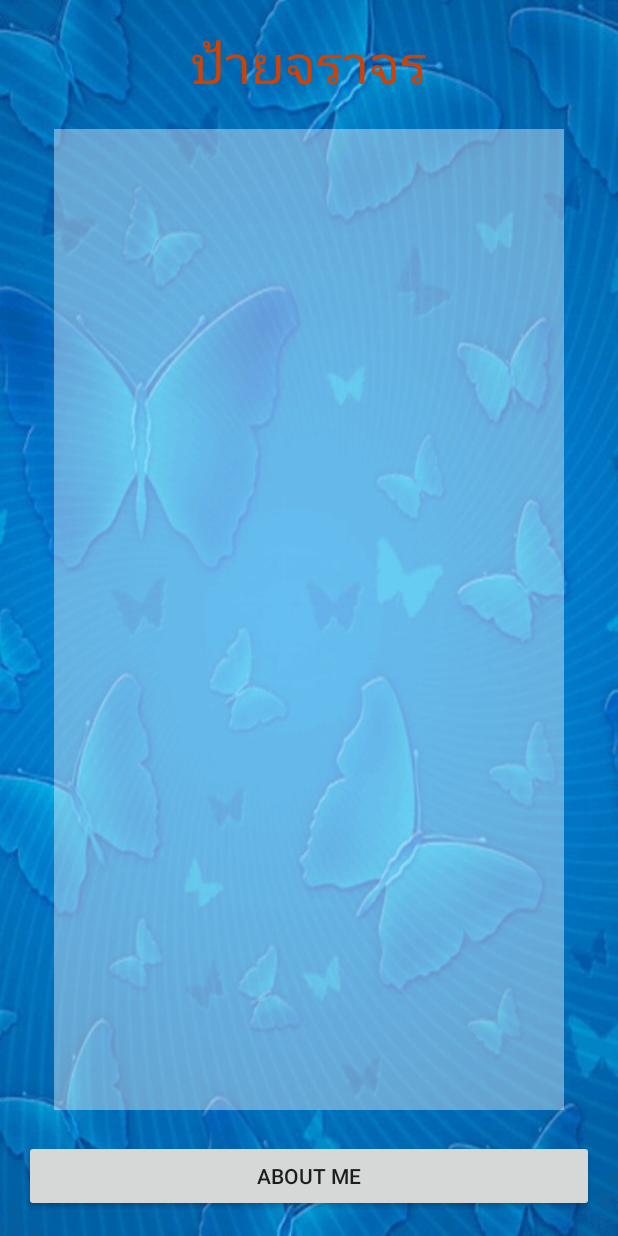
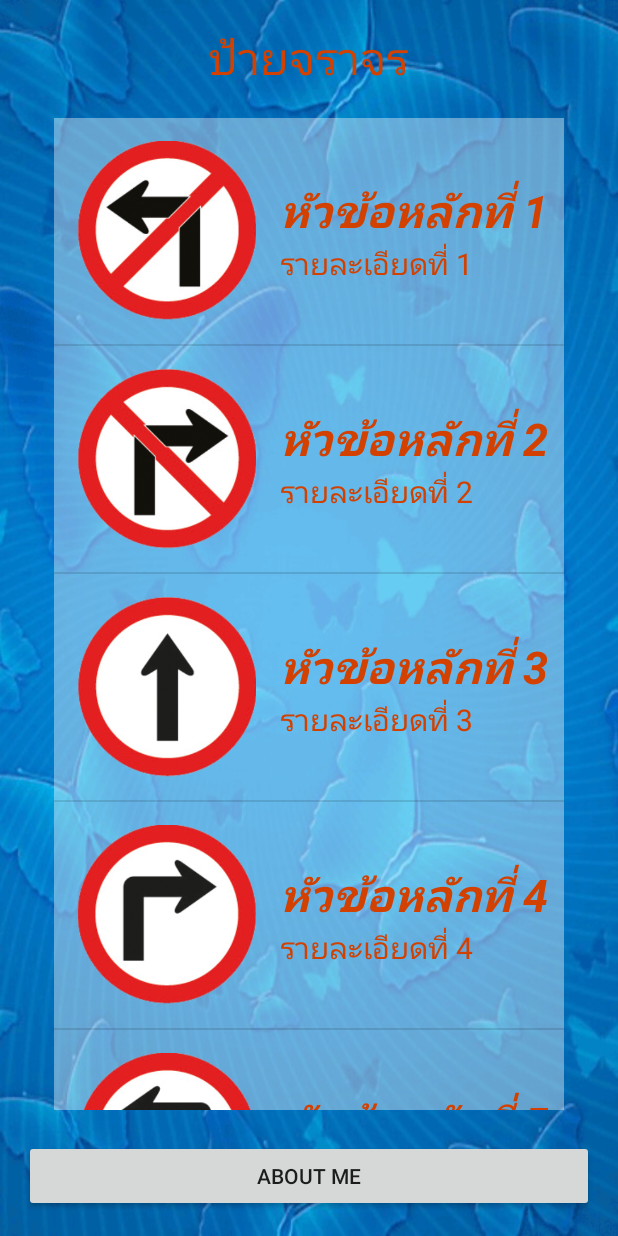
Before and after one commit to Jaturaporn/My-Traffic, an Android app: the screen it shows after launch (MainActivity), on a phone screen of 412 x 824 dp. Run offline under Robolectric (Android 15) with nearby library versions, the phone set to English and light mode, and no system bars.

Commit message:
Design UI Detail Finished

```diff
--- a/app/src/main/AndroidManifest.xml
+++ b/app/src/main/AndroidManifest.xml
@@ -15,6 +15,7 @@
                 <category android:name="android.intent.category.LAUNCHER" />
             </intent-filter>
         </activity>
+        <activity android:name=".DetailActivity"></activity>
     </application>
 
 </manifest>
--- a/app/src/main/java/scs/khumsalai/jaturaporn/mytraffic/MainActivity.java
+++ b/app/src/main/java/scs/khumsalai/jaturaporn/mytraffic/MainActivity.java
@@ -6,17 +6,16 @@
 import android.support.v7.app.AppCompatActivity;
 import android.os.Bundle;
 import android.view.View;
+import android.widget.AdapterView;
 import android.widget.Button;
 import android.widget.ListView;
 
 public class MainActivity extends AppCompatActivity {
 
 
-
     // Explicit  การประกาศตัวแปร เพื่อให้ Android รู้ว่าจะต้องใช้ทรัพยากรเท่าไหร่
     private ListView trafficListView;
     private Button aboutmeButton;
-
 
 
     @Override
@@ -36,7 +35,7 @@
             @Override
             public void onClick(View v) {
                 // Sound Effect
-                        MediaPlayer mediaPlayer = MediaPlayer.create(getBaseContext(),R.raw.sheep);
+                MediaPlayer mediaPlayer = MediaPlayer.create(getBaseContext(), R.raw.sheep);
                 mediaPlayer.start();
 
                 // ทำ Webview
@@ -48,6 +47,61 @@
             }   // OnClick
         });
 
+        // Create ListView
+        //1. การ Setter Array แบบ Simple  แต่ใช้ได้แค่ใน Class นี้เท่านั้น
+        final int[] iconInts = new int[20];
+        // ใช้ Ctrl+Alt+L เพื่อจัดเรียงข้อความให้ดูง่ายขึ้น
+        iconInts[0] = R.drawable.traffic_01;
+        iconInts[1] = R.drawable.traffic_02;
+        iconInts[2] = R.drawable.traffic_03;
+        iconInts[3] = R.drawable.traffic_04;
+        iconInts[4] = R.drawable.traffic_05;
+        iconInts[5] = R.drawable.traffic_06;
+        iconInts[6] = R.drawable.traffic_07;
+        iconInts[7] = R.drawable.traffic_08;
+        iconInts[8] = R.drawable.traffic_09;
+        iconInts[9] = R.drawable.traffic_10;
+        iconInts[10] = R.drawable.traffic_11;
+        iconInts[11] = R.drawable.traffic_12;
+        iconInts[12] = R.drawable.traffic_13;
+        iconInts[13] = R.drawable.traffic_14;
+        iconInts[14] = R.drawable.traffic_15;
+        iconInts[15] = R.drawable.traffic_16;
+        iconInts[16] = R.drawable.traffic_17;
+        iconInts[17] = R.drawable.traffic_18;
+        iconInts[18] = R.drawable.traffic_19;
+        iconInts[19] = R.drawable.traffic_20;
+
+        // 2 Call Value From xml   ได้เฉพาะ String เท่านั้น
+        final String[] nameStrings = getResources().getStringArray(R.array.name); // ดึงจาก my_data ใน Values
+
+
+        // 3 Call From Java     // ใช้ดึงได้ทุก Dayatype เลย
+        MyData myData = new MyData();   // Create object or instance เพื่อทำการสืบทอดมาทำงาน
+        String[] detaStrings = myData.getDetailStrings();
+
+        // Inherriate to MyAdapter
+        MyAdaper myAdaper = new MyAdaper(this,iconInts,nameStrings,detaStrings);
+        trafficListView.setAdapter(myAdaper);
+
+        // Intent to Detail When Click
+        trafficListView.setOnItemClickListener(new AdapterView.OnItemClickListener() {
+            @Override
+            public void onItemClick(AdapterView<?> parent, View view, int position, long id) {
+
+                Intent intent = new Intent(MainActivity.this,DetailActivity.class); // เคลื่อนย้ายข้อมูลจาก MainActivity.this ไปที่ DetailActivity.class
+
+                //PutExtra
+                intent.putExtra("Name", nameStrings[position]);
+                intent.putExtra("Icon", iconInts[position]);
+                intent.putExtra("Index", position);
+                startActivity(intent);
+
+            }   // onItemClick
+        });
+
+
+
 
 
     }   // End of Main Method
--- /dev/null
+++ b/app/src/main/java/scs/khumsalai/jaturaporn/mytraffic/MyData.java
@@ -0,0 +1,19 @@
+package scs.khumsalai.jaturaporn.mytraffic;
+
+/**
+ * Created by Nicotinman on 7/3/2016.
+ */
+public class MyData {
+
+    // Explicit
+    private String[] detailStrings = new String[]{"รายละเอียดที่ 1","รายละเอียดที่ 2",
+            "รายละเอียดที่ 3", "รายละเอียดที่ 4", "รายละเอียดที่ 5", "รายละเอียดที่ 6",
+            "รายละเอียดที่ 7", "รายละเอียดที่ 8", "รายละเอียดที่ 9", "รายละเอียดที่ 10",
+            "รายละเอียดที่ 11", "รายละเอียดที่ 12", "รายละเอียดที่ 13", "รายละเอียดที่ 14",
+            "รายละเอียดที่ 15", "รายละเอียดที่ 16", "รายละเอียดที่ 17", "รายละเอียดที่ 18",
+            "รายละเอียดที่ 19", "รายละเอียดที่ 20" };
+
+    public String[] getDetailStrings() {
+        return detailStrings;
+    }
+}   // Main Class
--- a/app/src/main/res/values/dimens.xml
+++ b/app/src/main/res/values/dimens.xml
@@ -3,7 +3,7 @@
     <dimen name="activity_horizontal_margin">16dp</dimen>
     <dimen name="activity_vertical_margin">16dp</dimen>
 
-    <dimen name="h1">35sp</dimen>
+    <dimen name="h1">30sp</dimen>
     <dimen name="h2">20sp</dimen>
 
 </resources>
--- /dev/null
+++ b/app/src/main/res/values/my_data.xml
@@ -0,0 +1,30 @@
+<?xml version="1.0" encoding="utf-8"?>
+<resources>
+
+
+    <string-array name="name">
+        <item>หัวข้อหลักที่ 1</item>
+        <item>หัวข้อหลักที่ 2</item>
+        <item>หัวข้อหลักที่ 3</item>
+        <item>หัวข้อหลักที่ 4</item>
+        <item>หัวข้อหลักที่ 5</item>
+        <item>หัวข้อหลักที่ 6</item>
+        <item>หัวข้อหลักที่ 7</item>
+        <item>หัวข้อหลักที่ 8</item>
+        <item>หัวข้อหลักที่ 9</item>
+        <item>หัวข้อหลักที่ 10</item>
+        <item>หัวข้อหลักที่ 11</item>
+        <item>หัวข้อหลักที่ 12</item>
+        <item>หัวข้อหลักที่ 13</item>
+        <item>หัวข้อหลักที่ 14</item>
+        <item>หัวข้อหลักที่ 15</item>
+        <item>หัวข้อหลักที่ 16</item>
+        <item>หัวข้อหลักที่ 17</item>
+        <item>หัวข้อหลักที่ 18</item>
+        <item>หัวข้อหลักที่ 19</item>
+        <item>หัวข้อหลักที่ 20</item>
+
+
+    </string-array>
+
+</resources>
```
Also changed, not shown: app/src/main/java/scs/khumsalai/jaturaporn/mytraffic/DetailActivity.java (added, +13 -0 lines), app/src/main/java/scs/khumsalai/jaturaporn/mytraffic/MyAdaper.java (+2 -7 lines), app/src/main/res/layout/activity_detail.xml (added, +58 -0 lines). Lines whose indentation alone changed are shown as unchanged.
